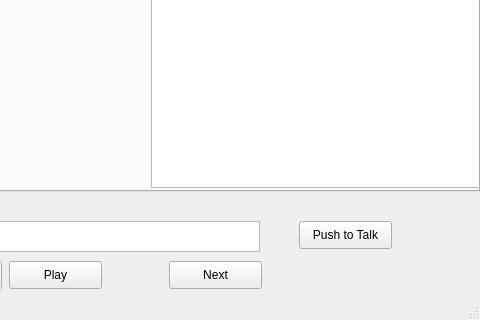
Qt form mainwindow.ui (tnightingale/COMMAudio) before a commit; both pictures show x 381 to 861 and y 278 to 598 of the 861 by 598 pixel window.
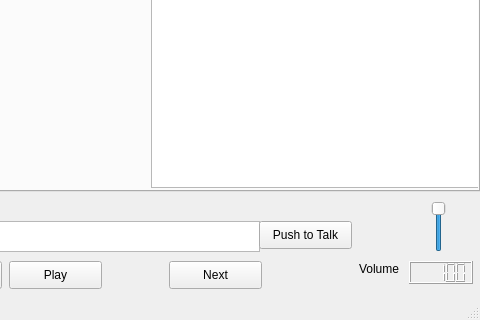
The same form after that commit. The open tabs and pages were chosen to show the change.

Patch:
```diff
--- a/mainwindow.ui
+++ b/mainwindow.ui
@@ -150,7 +150,7 @@
    <widget class="QPushButton" name="talkButton">
     <property name="geometry">
      <rect>
-      <x>680</x>
+      <x>640</x>
       <y>480</y>
       <width>93</width>
       <height>28</height>
@@ -186,6 +186,51 @@
      <string>Next</string>
     </property>
    </widget>
+   <widget class="QLabel" name="label_4">
+    <property name="geometry">
+     <rect>
+      <x>740</x>
+      <y>520</y>
+      <width>53</width>
+      <height>16</height>
+     </rect>
+    </property>
+    <property name="text">
+     <string>Volume</string>
+    </property>
+   </widget>
+   <widget class="QSlider" name="verticalSlider">
+    <property name="geometry">
+     <rect>
+      <x>810</x>
+      <y>460</y>
+      <width>20</width>
+      <height>51</height>
+     </rect>
+    </property>
+    <property name="maximum">
+     <number>100</number>
+    </property>
+    <property name="value">
+     <number>100</number>
+    </property>
+    <property name="orientation">
+     <enum>Qt::Vertical</enum>
+    </property>
+   </widget>
+   <widget class="QLCDNumber" name="volumeLcdNumber">
+    <property name="geometry">
+     <rect>
+      <x>790</x>
+      <y>520</y>
+      <width>64</width>
+      <height>23</height>
+     </rect>
+    </property>
+    <property name="intValue" stdset="0">
+     <number>100</number>
+    </property>
+   </widget>
   </widget>
   <widget class="QMenuBar" name="menuBar">
    <property name="geometry">
```
Left out of the diff: 2 changed lines with no effect on the pictures.
